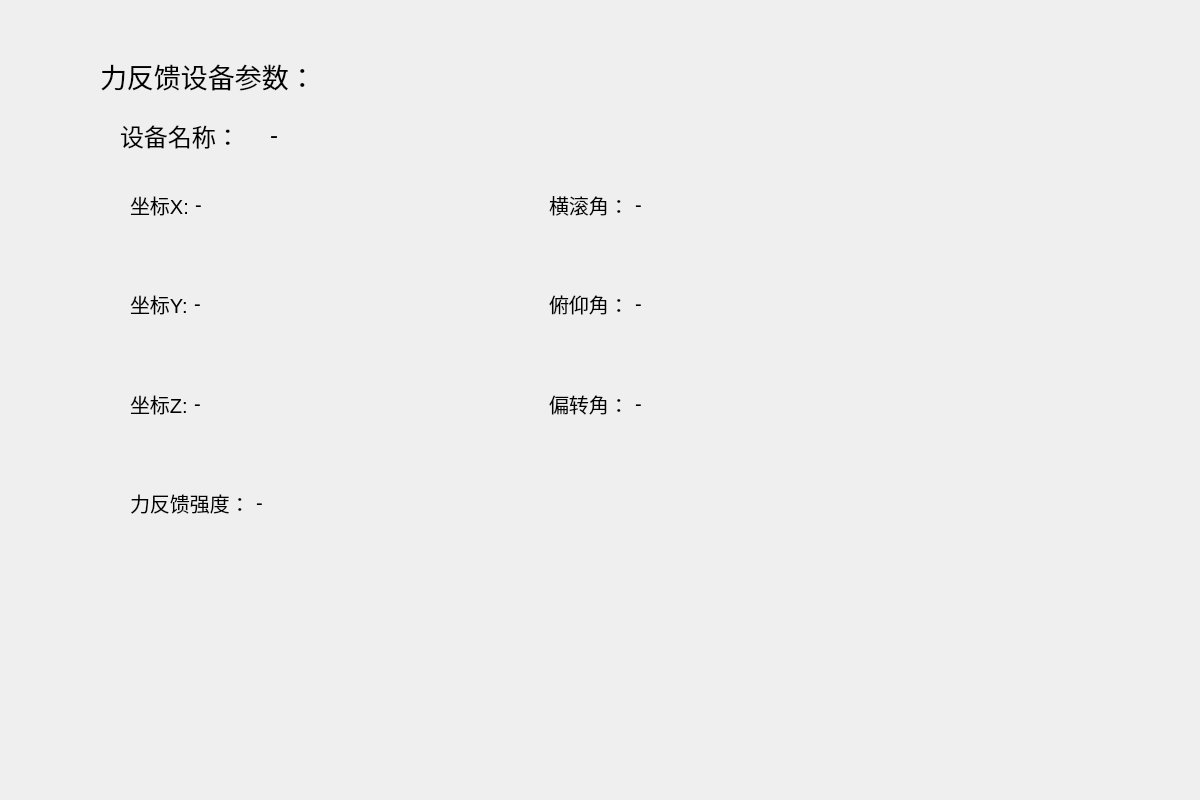
Before: the Qt Designer form include/DeviceWidget.ui in Ethan-Hu-min/OvaSim, drawn with Qt 5.
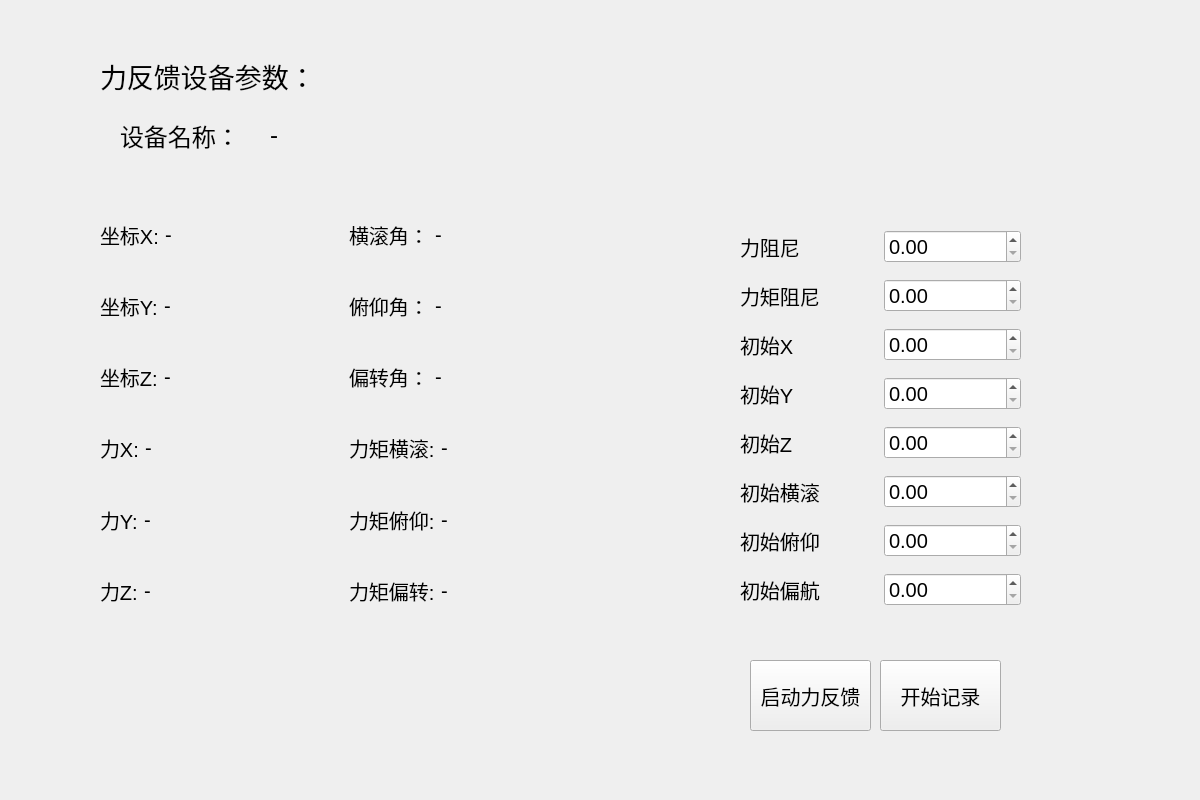
After: the same form once the commit is applied.

Diff of the .ui file:
```diff
--- a/include/DeviceWidget.ui
+++ b/include/DeviceWidget.ui
@@ -43,32 +43,86 @@
     <string>力反馈设备参数：</string>
    </property>
   </widget>
+  <widget class="QLabel" name="label_9">
+   <property name="geometry">
+    <rect>
+     <x>120</x>
+     <y>120</y>
+     <width>246</width>
+     <height>30</height>
+    </rect>
+   </property>
+   <property name="font">
+    <font>
+     <pointsize>18</pointsize>
+    </font>
+   </property>
+   <property name="text">
+    <string>设备名称：</string>
+   </property>
+  </widget>
+  <widget class="QLabel" name="device_para_name">
+   <property name="geometry">
+    <rect>
+     <x>270</x>
+     <y>120</y>
+     <width>671</width>
+     <height>30</height>
+    </rect>
+   </property>
+   <property name="font">
+    <font>
+     <pointsize>18</pointsize>
+    </font>
+   </property>
+   <property name="text">
+    <string>-</string>
+   </property>
+  </widget>
+  <widget class="QPushButton" name="device_record_button">
+   <property name="geometry">
+    <rect>
+     <x>880</x>
+     <y>660</y>
+     <width>121</width>
+     <height>71</height>
+    </rect>
+   </property>
+   <property name="font">
+    <font>
+     <pointsize>15</pointsize>
+    </font>
+   </property>
+   <property name="text">
+    <string>开始记录</string>
+   </property>
+  </widget>
   <widget class="QWidget" name="layoutWidget">
    <property name="geometry">
     <rect>
-     <x>130</x>
-     <y>190</y>
-     <width>831</width>
-     <height>391</height>
+     <x>100</x>
+     <y>220</y>
+     <width>491</width>
+     <height>421</height>
     </rect>
    </property>
    <layout class="QGridLayout" name="gridLayout">
-    <item row="3" column="0">
-     <layout class="QFormLayout" name="formLayout_7">
+    <item row="0" column="0">
+     <layout class="QFormLayout" name="formLayout">
       <item row="0" column="0">
-       <widget class="QLabel" name="label_8">
+       <widget class="QLabel" name="label">
         <property name="font">
          <font>
           <pointsize>15</pointsize>
          </font>
         </property>
         <property name="text">
-         <string>力反馈强度：</string>
+         <string>坐标X:</string>
         </property>
        </widget>
       </item>
       <item row="0" column="1">
-       <widget class="QLabel" name="label_14">
+       <widget class="QLabel" name="device_para_x_set">
         <property name="font">
          <font>
           <pointsize>15</pointsize>
@@ -81,22 +135,22 @@
       </item>
      </layout>
     </item>
-    <item row="2" column="0">
-     <layout class="QFormLayout" name="formLayout_2">
+    <item row="0" column="1">
+     <layout class="QFormLayout" name="formLayout_4">
       <item row="0" column="0">
-       <widget class="QLabel" name="label_3">
+       <widget class="QLabel" name="label_5">
         <property name="font">
          <font>
           <pointsize>15</pointsize>
          </font>
         </property>
         <property name="text">
-         <string>坐标Z:</string>
+         <string>横滚角：</string>
         </property>
        </widget>
       </item>
       <item row="0" column="1">
-       <widget class="QLabel" name="device_para_z_set">
+       <widget class="QLabel" name="device_para_gamma_set">
         <property name="font">
          <font>
           <pointsize>15</pointsize>
@@ -165,50 +219,22 @@
       </item>
      </layout>
     </item>
-    <item row="0" column="1">
-     <layout class="QFormLayout" name="formLayout_4">
+    <item row="2" column="0">
+     <layout class="QFormLayout" name="formLayout_2">
       <item row="0" column="0">
-       <widget class="QLabel" name="label_5">
+       <widget class="QLabel" name="label_3">
         <property name="font">
          <font>
           <pointsize>15</pointsize>
          </font>
         </property>
         <property name="text">
-         <string>横滚角：</string>
+         <string>坐标Z:</string>
         </property>
        </widget>
       </item>
       <item row="0" column="1">
-       <widget class="QLabel" name="device_para_gamma_set">
-        <property name="font">
-         <font>
-          <pointsize>15</pointsize>
-         </font>
-        </property>
-        <property name="text">
-         <string>-</string>
-        </property>
-       </widget>
-      </item>
-     </layout>
-    </item>
-    <item row="0" column="0">
-     <layout class="QFormLayout" name="formLayout">
-      <item row="0" column="0">
-       <widget class="QLabel" name="label">
-        <property name="font">
-         <font>
-          <pointsize>15</pointsize>
-         </font>
-        </property>
-        <property name="text">
-         <string>坐标X:</string>
-        </property>
-       </widget>
-      </item>
-      <item row="0" column="1">
-       <widget class="QLabel" name="device_para_x_set">
+       <widget class="QLabel" name="device_para_z_set">
         <property name="font">
          <font>
           <pointsize>15</pointsize>
@@ -249,42 +275,404 @@
       </item>
      </layout>
     </item>
+    <item row="3" column="0">
+     <layout class="QFormLayout" name="formLayout_7">
+      <item row="0" column="0">
+       <widget class="QLabel" name="label_8">
+        <property name="font">
+         <font>
+          <pointsize>15</pointsize>
+         </font>
+        </property>
+        <property name="text">
+         <string>力X:</string>
+        </property>
+       </widget>
+      </item>
+      <item row="0" column="1">
+       <widget class="QLabel" name="device_para_x_force">
+        <property name="font">
+         <font>
+          <pointsize>15</pointsize>
+         </font>
+        </property>
+        <property name="text">
+         <string>-</string>
+        </property>
+       </widget>
+      </item>
+     </layout>
+    </item>
+    <item row="3" column="1">
+     <layout class="QFormLayout" name="formLayout_12">
+      <item row="0" column="0">
+       <widget class="QLabel" name="label_14">
+        <property name="font">
+         <font>
+          <pointsize>15</pointsize>
+         </font>
+        </property>
+        <property name="text">
+         <string>力矩横滚:</string>
+        </property>
+       </widget>
+      </item>
+      <item row="0" column="1">
+       <widget class="QLabel" name="device_para_x_torque">
+        <property name="font">
+         <font>
+          <pointsize>15</pointsize>
+         </font>
+        </property>
+        <property name="text">
+         <string>-</string>
+        </property>
+       </widget>
+      </item>
+     </layout>
+    </item>
+    <item row="4" column="0">
+     <layout class="QFormLayout" name="formLayout_10">
+      <item row="0" column="0">
+       <widget class="QLabel" name="label_12">
+        <property name="font">
+         <font>
+          <pointsize>15</pointsize>
+         </font>
+        </property>
+        <property name="text">
+         <string>力Y:</string>
+        </property>
+       </widget>
+      </item>
+      <item row="0" column="1">
+       <widget class="QLabel" name="device_para_y_force">
+        <property name="font">
+         <font>
+          <pointsize>15</pointsize>
+         </font>
+        </property>
+        <property name="text">
+         <string>-</string>
+        </property>
+       </widget>
+      </item>
+     </layout>
+    </item>
+    <item row="4" column="1">
+     <layout class="QFormLayout" name="formLayout_13">
+      <item row="0" column="0">
+       <widget class="QLabel" name="label_15">
+        <property name="font">
+         <font>
+          <pointsize>15</pointsize>
+         </font>
+        </property>
+        <property name="text">
+         <string>力矩俯仰:</string>
+        </property>
+       </widget>
+      </item>
+      <item row="0" column="1">
+       <widget class="QLabel" name="device_para_y_torque">
+        <property name="font">
+         <font>
+          <pointsize>15</pointsize>
+         </font>
+        </property>
+        <property name="text">
+         <string>-</string>
+        </property>
+       </widget>
+      </item>
+     </layout>
+    </item>
+    <item row="5" column="0">
+     <layout class="QFormLayout" name="formLayout_11">
+      <item row="0" column="0">
+       <widget class="QLabel" name="label_13">
+        <property name="font">
+         <font>
+          <pointsize>15</pointsize>
+         </font>
+        </property>
+        <property name="text">
+         <string>力Z:</string>
+        </property>
+       </widget>
+      </item>
+      <item row="0" column="1">
+       <widget class="QLabel" name="device_para_z_force">
+        <property name="font">
+         <font>
+          <pointsize>15</pointsize>
+         </font>
+        </property>
+        <property name="text">
+         <string>-</string>
+        </property>
+       </widget>
+      </item>
+     </layout>
+    </item>
+    <item row="5" column="1">
+     <layout class="QFormLayout" name="formLayout_14">
+      <item row="0" column="0">
+       <widget class="QLabel" name="label_16">
+        <property name="font">
+         <font>
+          <pointsize>15</pointsize>
+         </font>
+        </property>
+        <property name="text">
+         <string>力矩偏转:</string>
+        </property>
+       </widget>
+      </item>
+      <item row="0" column="1">
+       <widget class="QLabel" name="device_para_z_torque">
+        <property name="font">
+         <font>
+          <pointsize>15</pointsize>
+         </font>
+        </property>
+        <property name="text">
+         <string>-</string>
+        </property>
+       </widget>
+      </item>
+     </layout>
+    </item>
    </layout>
   </widget>
-  <widget class="QLabel" name="label_9">
+  <widget class="QWidget" name="layoutWidget">
    <property name="geometry">
     <rect>
-     <x>120</x>
-     <y>120</y>
-     <width>246</width>
-     <height>30</height>
+     <x>740</x>
+     <y>220</y>
+     <width>281</width>
+     <height>401</height>
     </rect>
    </property>
-   <property name="font">
-    <font>
-     <pointsize>18</pointsize>
-    </font>
-   </property>
-   <property name="text">
-    <string>设备名称：</string>
-   </property>
+   <layout class="QVBoxLayout" name="verticalLayout">
+    <item>
+     <layout class="QHBoxLayout" name="horizontalLayout">
+      <item>
+       <widget class="QLabel" name="label_17">
+        <property name="font">
+         <font>
+          <pointsize>15</pointsize>
+         </font>
+        </property>
+        <property name="text">
+         <string>力阻尼</string>
+        </property>
+       </widget>
+      </item>
+      <item>
+       <widget class="QDoubleSpinBox" name="device_origin_damping">
+        <property name="font">
+         <font>
+          <pointsize>15</pointsize>
+         </font>
+        </property>
+       </widget>
+      </item>
+     </layout>
+    </item>
+    <item>
+     <layout class="QHBoxLayout" name="horizontalLayout_8">
+      <item>
+       <widget class="QLabel" name="label_24">
+        <property name="font">
+         <font>
+          <pointsize>15</pointsize>
+         </font>
+        </property>
+        <property name="text">
+         <string>力矩阻尼</string>
+        </property>
+       </widget>
+      </item>
+      <item>
+       <widget class="QDoubleSpinBox" name="device_origin_damping_torque">
+        <property name="font">
+         <font>
+          <pointsize>15</pointsize>
+         </font>
+        </property>
+       </widget>
+      </item>
+     </layout>
+    </item>
+    <item>
+     <layout class="QHBoxLayout" name="horizontalLayout_2">
+      <item>
+       <widget class="QLabel" name="label_18">
+        <property name="font">
+         <font>
+          <pointsize>15</pointsize>
+         </font>
+        </property>
+        <property name="text">
+         <string>初始X</string>
+        </property>
+       </widget>
+      </item>
+      <item>
+       <widget class="QDoubleSpinBox" name="device_origin_x">
+        <property name="font">
+         <font>
+          <pointsize>15</pointsize>
+         </font>
+        </property>
+       </widget>
+      </item>
+     </layout>
+    </item>
+    <item>
+     <layout class="QHBoxLayout" name="horizontalLayout_3">
+      <item>
+       <widget class="QLabel" name="label_19">
+        <property name="font">
+         <font>
+          <pointsize>15</pointsize>
+         </font>
+        </property>
+        <property name="text">
+         <string>初始Y</string>
+        </property>
+       </widget>
+      </item>
+      <item>
+       <widget class="QDoubleSpinBox" name="device_origin_y">
+        <property name="font">
+         <font>
+          <pointsize>15</pointsize>
+         </font>
+        </property>
+       </widget>
+      </item>
+     </layout>
+    </item>
+    <item>
+     <layout class="QHBoxLayout" name="horizontalLayout_4">
+      <item>
+       <widget class="QLabel" name="label_20">
+        <property name="font">
+         <font>
+          <pointsize>15</pointsize>
+         </font>
+        </property>
+        <property name="text">
+         <string>初始Z</string>
+        </property>
+       </widget>
+      </item>
+      <item>
+       <widget class="QDoubleSpinBox" name="device_origin_z">
+        <property name="font">
+         <font>
+          <pointsize>15</pointsize>
+         </font>
+        </property>
+       </widget>
+      </item>
+     </layout>
+    </item>
+    <item>
+     <layout class="QHBoxLayout" name="horizontalLayout_5">
+      <item>
+       <widget class="QLabel" name="label_21">
+        <property name="font">
+         <font>
+          <pointsize>15</pointsize>
+         </font>
+        </property>
+        <property name="text">
+         <string>初始横滚</string>
+        </property>
+       </widget>
+      </item>
+      <item>
+       <widget class="QDoubleSpinBox" name="device_origin_gamma">
+        <property name="font">
+         <font>
+          <pointsize>15</pointsize>
+         </font>
+        </property>
+       </widget>
+      </item>
+     </layout>
+    </item>
+    <item>
+     <layout class="QHBoxLayout" name="horizontalLayout_7">
+      <item>
+       <widget class="QLabel" name="label_23">
+        <property name="font">
+         <font>
+          <pointsize>15</pointsize>
+         </font>
+        </property>
+        <property name="text">
+         <string>初始俯仰</string>
+        </property>
+       </widget>
+      </item>
+      <item>
+       <widget class="QDoubleSpinBox" name="device_origin_beta">
+        <property name="font">
+         <font>
+          <pointsize>15</pointsize>
+         </font>
+        </property>
+       </widget>
+      </item>
+     </layout>
+    </item>
+    <item>
+     <layout class="QHBoxLayout" name="horizontalLayout_6">
+      <item>
+       <widget class="QLabel" name="label_22">
+        <property name="font">
+         <font>
+          <pointsize>15</pointsize>
+         </font>
+        </property>
+        <property name="text">
+         <string>初始偏航</string>
+        </property>
+       </widget>
+      </item>
+      <item>
+       <widget class="QDoubleSpinBox" name="device_origin_alpha">
+        <property name="font">
+         <font>
+          <pointsize>15</pointsize>
+         </font>
+        </property>
+       </widget>
+      </item>
+     </layout>
+    </item>
+   </layout>
   </widget>
-  <widget class="QLabel" name="device_para_name">
+  <widget class="QPushButton" name="device_force_button">
    <property name="geometry">
     <rect>
-     <x>270</x>
-     <y>120</y>
-     <width>671</width>
-     <height>30</height>
+     <x>750</x>
+     <y>660</y>
+     <width>121</width>
+     <height>71</height>
     </rect>
    </property>
    <property name="font">
     <font>
-     <pointsize>18</pointsize>
+     <pointsize>15</pointsize>
     </font>
    </property>
    <property name="text">
-    <string>-</string>
+    <string>启动力反馈</string>
    </property>
   </widget>
  </widget>
```
